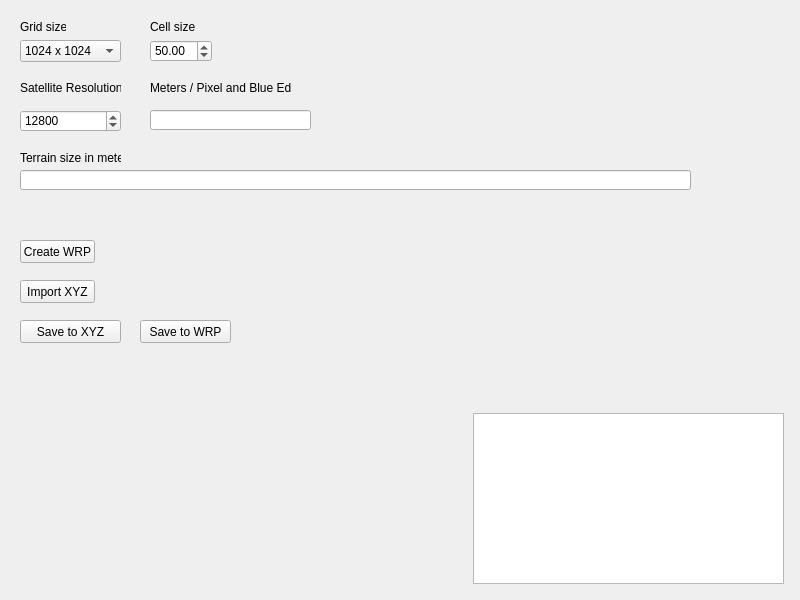
SnakeManPMC/arma-2-XYZ_Creator, file widget.ui: the form before one commit.
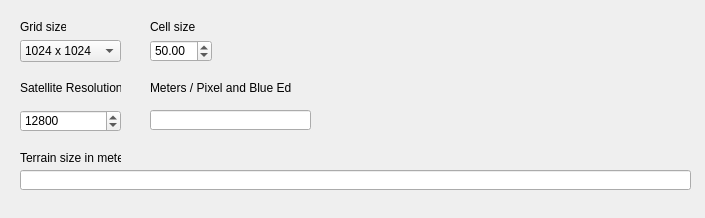
The form after the commit.

What changed in the file:
```diff
--- a/widget.ui
+++ b/widget.ui
@@ -6,8 +6,8 @@
    <rect>
     <x>0</x>
     <y>0</y>
-    <width>800</width>
-    <height>600</height>
+    <width>705</width>
+    <height>218</height>
    </rect>
   </property>
   <property name="windowTitle">
@@ -144,68 +144,6 @@
     </rect>
    </property>
   </widget>
-  <widget class="QPushButton" name="createWrp">
-   <property name="geometry">
-    <rect>
-     <x>20</x>
-     <y>240</y>
-     <width>75</width>
-     <height>23</height>
-    </rect>
-   </property>
-   <property name="text">
-    <string>Create WRP</string>
-   </property>
-  </widget>
-  <widget class="QPushButton" name="importXyz">
-   <property name="geometry">
-    <rect>
-     <x>20</x>
-     <y>280</y>
-     <width>75</width>
-     <height>23</height>
-    </rect>
-   </property>
-   <property name="text">
-    <string>Import XYZ</string>
-   </property>
-  </widget>
-  <widget class="QPushButton" name="saveXyz">
-   <property name="geometry">
-    <rect>
-     <x>20</x>
-     <y>320</y>
-     <width>101</width>
-     <height>23</height>
-    </rect>
-   </property>
-   <property name="text">
-    <string>Save to XYZ</string>
-   </property>
-  </widget>
-  <widget class="QPushButton" name="saveWrp">
-   <property name="geometry">
-    <rect>
-     <x>140</x>
-     <y>320</y>
-     <width>91</width>
-     <height>23</height>
-    </rect>
-   </property>
-   <property name="text">
-    <string>Save to WRP</string>
-   </property>
-  </widget>
-  <widget class="QTextEdit" name="statusLine">
-   <property name="geometry">
-    <rect>
-     <x>473</x>
-     <y>413</y>
-     <width>311</width>
-     <height>171</height>
-    </rect>
-   </property>
-  </widget>
   <widget class="QLabel" name="label_satelliteResolution">
    <property name="geometry">
     <rect>
```
